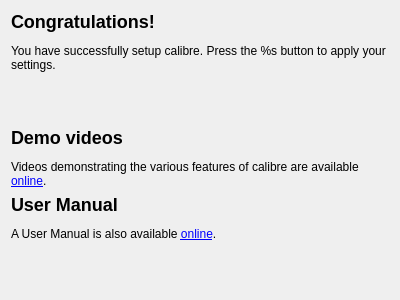
First picture: the form in src/calibre/gui2/wizard/finish.ui, repository debian-calibre/calibre, before the edit.
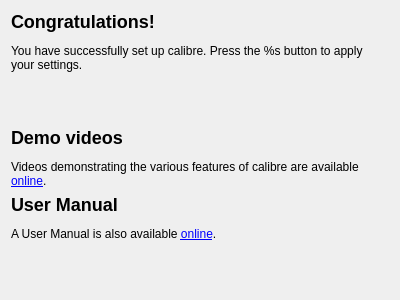
Second picture: the form after the edit.

```diff
--- a/src/calibre/gui2/wizard/finish.ui
+++ b/src/calibre/gui2/wizard/finish.ui
@@ -23,7 +23,7 @@
    <item>
     <widget class="QLabel" name="finish_text">
      <property name="text">
-      <string>&lt;h2&gt;Congratulations!&lt;/h2&gt; You have successfully setup calibre. Press the %s button to apply your settings.</string>
+      <string>&lt;h2&gt;Congratulations!&lt;/h2&gt; You have successfully set up calibre. Press the %s button to apply your settings.</string>
      </property>
      <property name="wordWrap">
       <bool>true</bool>
```
